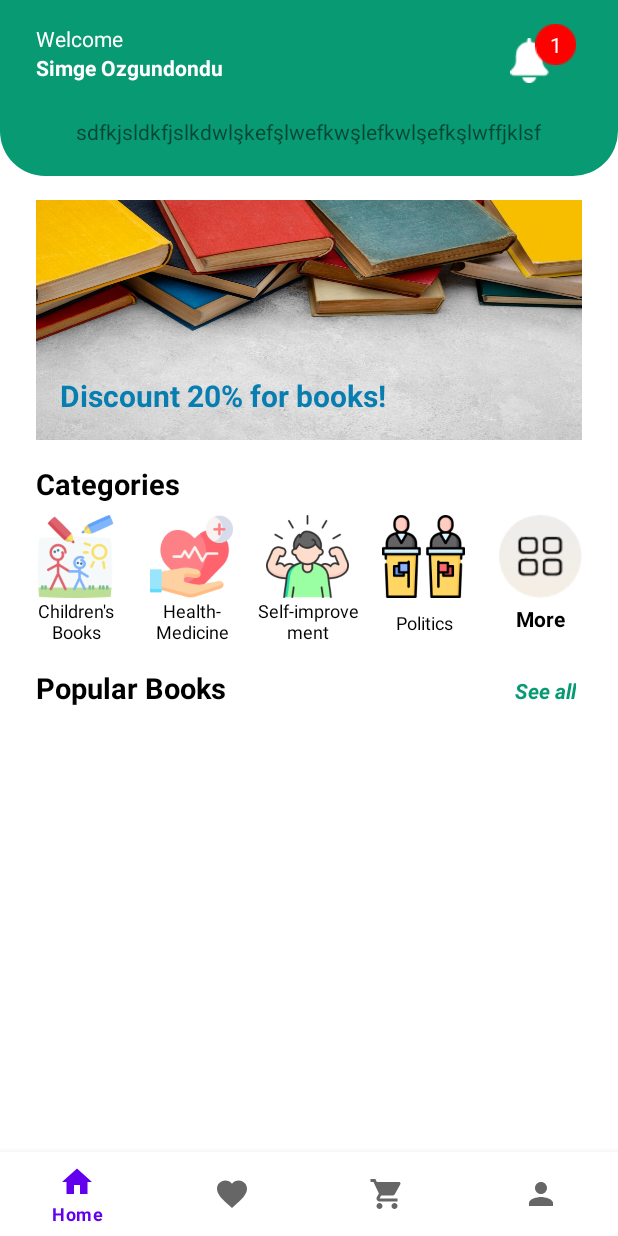
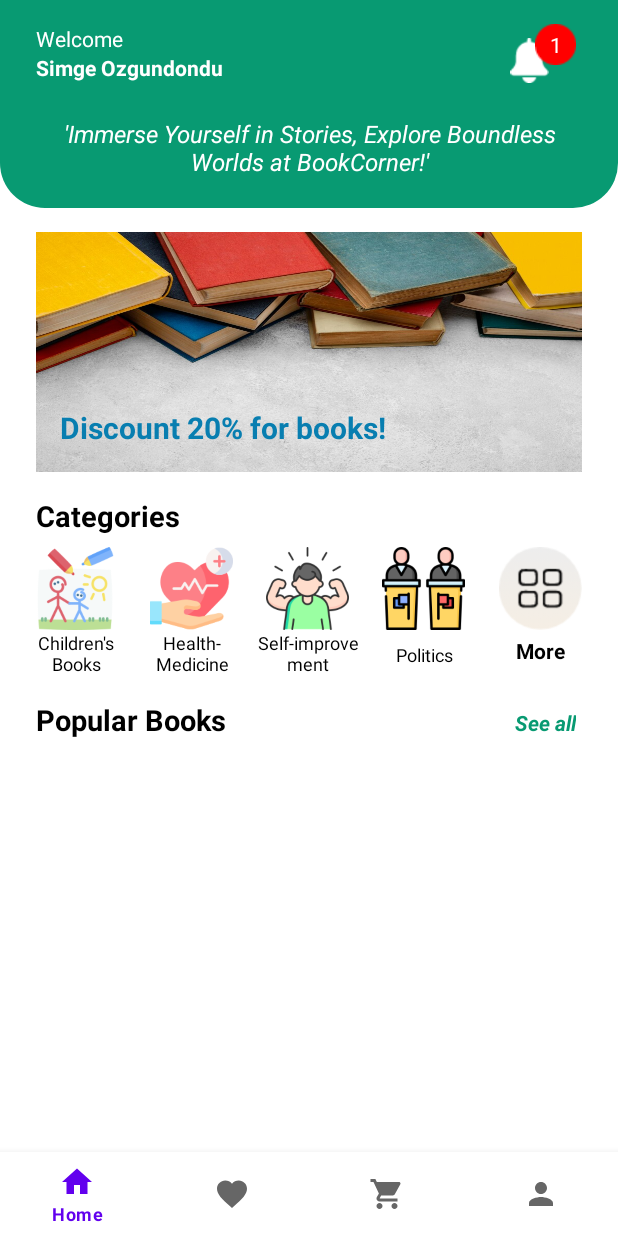
Before and after one commit to fahricandurucan/BookCornerAppJava, an Android app: the screen it shows after launch (MainActivity), on a phone screen of 412 x 824 dp. Run offline under Robolectric (Android 15) with nearby library versions, the phone set to English and light mode, and no system bars; our stand-ins replace Firebase (no records; nobody signed in at launch, a user with empty details on screens opened directly).

Commit message:
homepage is update

```diff
--- a/app/src/main/res/layout/fragment_home.xml
+++ b/app/src/main/res/layout/fragment_home.xml
@@ -86,27 +86,20 @@
 
                 </androidx.constraintlayout.widget.ConstraintLayout>
 
-<!--                <EditText-->
-<!--                    android:id="@+id/searchEditText"-->
-<!--                    android:layout_width="match_parent"-->
-<!--                    android:layout_height="50dp"-->
-<!--                    android:layout_margin="20dp"-->
-<!--                    android:background="@drawable/edittext_background"-->
-<!--                    android:drawableStart="@drawable/search_icon"-->
-<!--                    android:drawablePadding="8dp"-->
-<!--                    android:ems="10"-->
-<!--                    android:hint="Search book"-->
-<!--                    android:inputType="text"-->
-<!--                    android:padding="8dp"-->
-<!--                    android:textColor="#9AA2AA" />-->
 
                 <TextView
                     android:layout_width="wrap_content"
                     android:layout_height="wrap_content"
                     android:layout_marginTop="20dp"
                     android:layout_marginBottom="20dp"
-                    android:text="sdfkjsldkfjslkdwlşkefşlwefkwşlefkwlşefkşlwffjklsf"
+                    android:layout_marginRight="18dp"
+                    android:layout_marginLeft="18dp"
+                    android:text="'Immerse Yourself in Stories, Explore Boundless Worlds at BookCorner!'"
+                    android:textColor="@color/white"
+                    android:textStyle="italic"
+                    android:textSize="16sp"
                     android:layout_gravity="center"
+                    android:textAlignment="center"
                     >
 
                 </TextView>
```
Also changed, not shown: 1 other file.
